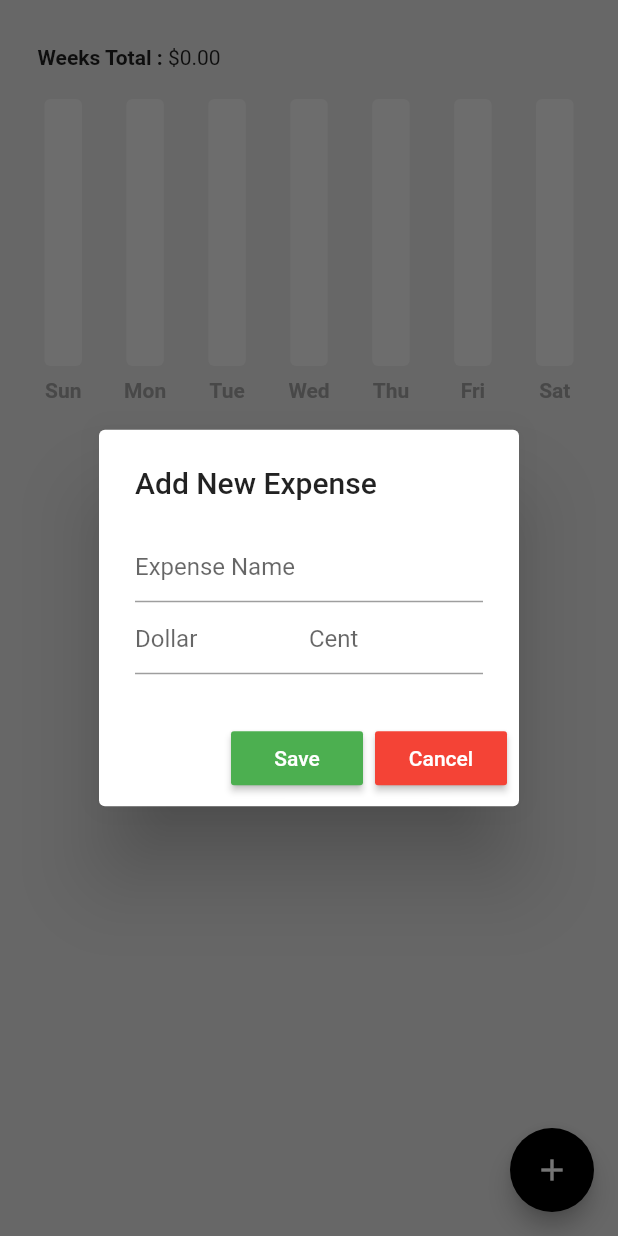
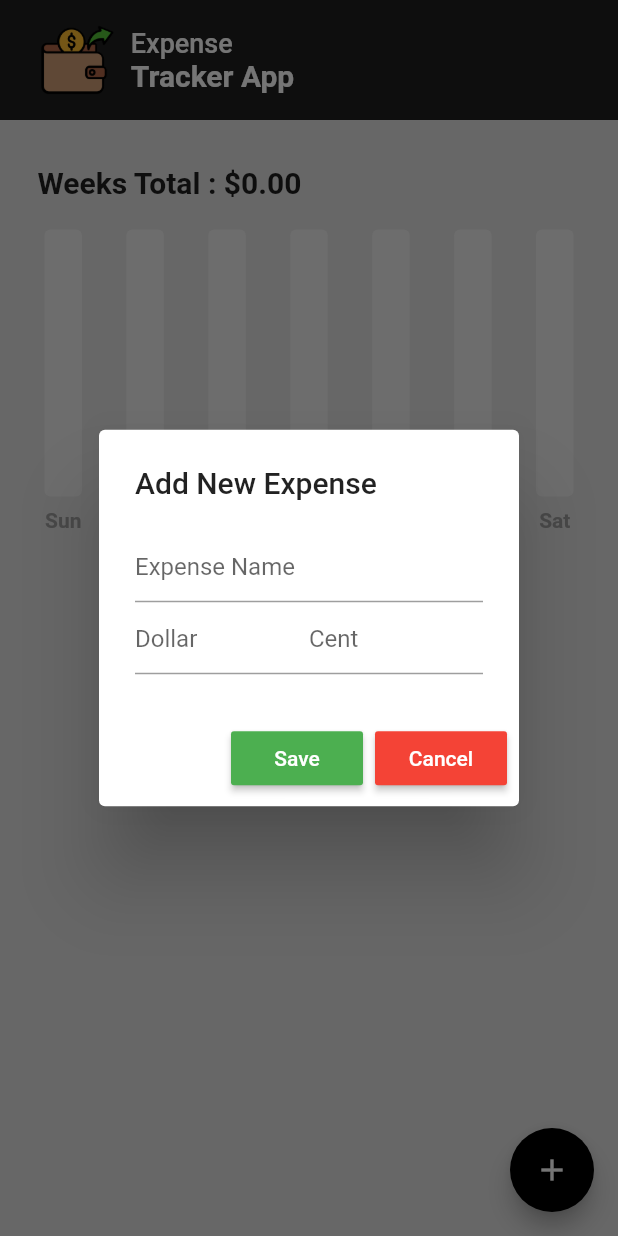
Before and after one commit to BangKoer/expenses_tracker, a Flutter app: the screen it shows after launch, after a tap on the "add" icon, on a phone screen of 412 x 824 dp. Run offline on Flutter 3.47's test engine with Material 2 defaults, Android fonts, the phone set to English and light mode, and no system bars; drawn by our look-alikes of fl_chart; our stand-ins replace flutter_slidable, hive_flutter; accounts and stored records are empty.

Commit message:
tambah appbar

```diff
--- a/lib/components/expense_summary.dart
+++ b/lib/components/expense_summary.dart
@@ -97,12 +97,12 @@ class ExpenseSummary extends StatelessWidget {
               children: [
                 Text(
                   'Weeks Total : ',
-                  style: TextStyle(
-                    fontWeight: FontWeight.bold,
-                  ),
+                  style: TextStyle(fontWeight: FontWeight.bold, fontSize: 20),
                 ),
                 Text(
-                    '\$${calculateWeekTotal(value, sunday, monday, tuesday, wednesday, thursday, friday, saturday)}'),
+                  '\$${calculateWeekTotal(value, sunday, monday, tuesday, wednesday, thursday, friday, saturday)}',
+                  style: TextStyle(fontWeight: FontWeight.bold, fontSize: 20),
+                ),
               ],
             ),
           ),
--- a/lib/home.dart
+++ b/lib/home.dart
@@ -140,6 +140,39 @@ class _HomeState extends State<Home> {
   Widget build(BuildContext context) {
     return Consumer<ExpenseData>(
       builder: (context, value, child) => Scaffold(
+          appBar: AppBar(
+            toolbarHeight: 80,
+            backgroundColor: Colors.black87,
+            elevation: 0,
+            title: Row(
+              children: [
+                SizedBox(
+                  width: 10,
+                ),
+                Image.asset("assets/spending.png", scale: 10.0),
+                SizedBox(
+                  width: 10,
+                ),
+                Column(
+                  crossAxisAlignment: CrossAxisAlignment.start,
+                  children: [
+                    Text(
+                      "Expense",
+                      style: TextStyle(
+                        fontSize: 18,
+                      ),
+                    ),
+                    Text(
+                      "Tracker App",
+                      style: TextStyle(
+                        fontWeight: FontWeight.bold,
+                      ),
+                    ),
+                  ],
+                ),
+              ],
+            ),
+          ),
           backgroundColor: Colors.grey[300],
           floatingActionButton: FloatingActionButton(
             onPressed: addNewExpense,
--- a/pubspec.yaml
+++ b/pubspec.yaml
@@ -63,8 +63,8 @@ flutter:
   uses-material-design: true
 
   # To add assets to your application, add an assets section, like this:
-  # assets:
-  #   - images/a_dot_burr.jpeg
+  assets:
+    - assets/
   #   - images/a_dot_ham.jpeg
 
   # An image asset can refer to one or more resolution-specific "variants", see
```
Also changed, not shown: assets/spending.png (added), pubspec.lock.
